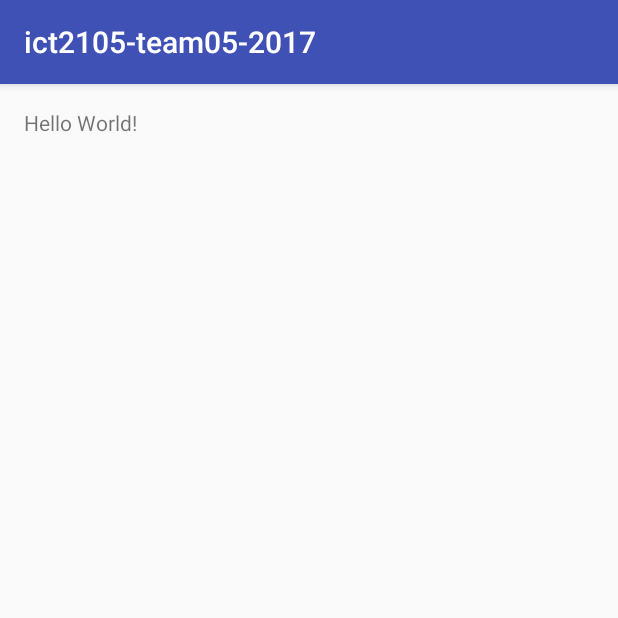
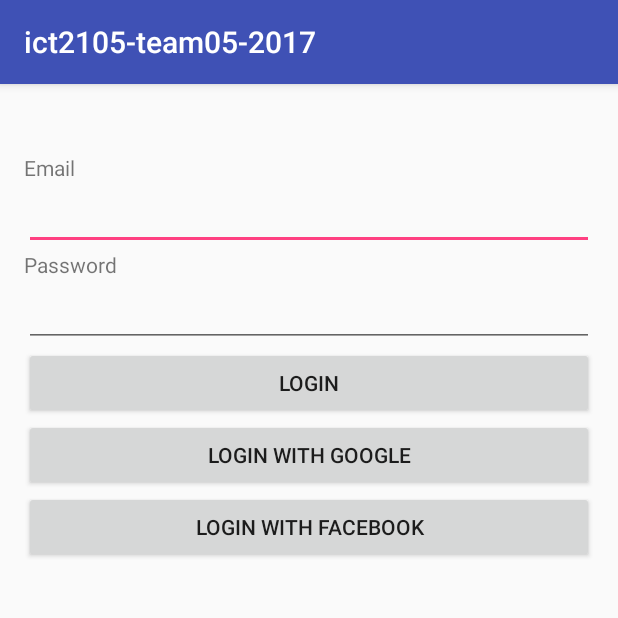
Before and after one commit to Mundiaem/Androidupworkproject, an Android app: the screen it shows after launch (MainActivity before the commit, LoginActivity after it), on a phone screen of 412 x 824 dp, the top half of it. Run offline under Robolectric (Android 15) with nearby library versions, the phone set to English and light mode, and no system bars; our stand-ins replace Firebase (no records; nobody signed in at launch, a user with empty details on screens opened directly).

Commit message:
Firebase Auth  -Email/Password Login  -Google Login Facebook Login Skeleton (missing sdk)

```diff
--- a/app/build.gradle
+++ b/app/build.gradle
@@ -29,6 +29,7 @@ dependencies {
     androidTestCompile('com.android.support.test.espresso:espresso-core:2.2.2', {
         exclude group: 'com.android.support', module: 'support-annotations'
     })
+    compile 'com.google.android.gms:play-services-auth:10.0.1'
     compile 'com.android.support:appcompat-v7:25.1.0'
     compile 'com.google.firebase:firebase-database:10.0.1'
     compile 'com.google.firebase:firebase-messaging:10.0.1'
--- a/app/src/main/AndroidManifest.xml
+++ b/app/src/main/AndroidManifest.xml
@@ -9,9 +9,10 @@
         android:supportsRtl="true"
         android:theme="@style/AppTheme">
         <activity android:name=".MainActivity">
+        </activity>
+        <activity android:name=".LoginActivity">
             <intent-filter>
                 <action android:name="android.intent.action.MAIN" />
-
                 <category android:name="android.intent.category.LAUNCHER" />
             </intent-filter>
         </activity>
--- /dev/null
+++ b/app/src/main/java/com/ict2105_team05_2017/LoginActivity.java
@@ -0,0 +1,172 @@
+package com.ict2105_team05_2017;
+
+import android.app.ProgressDialog;
+import android.content.Intent;
+import android.support.annotation.NonNull;
+import android.support.v7.app.AppCompatActivity;
+import android.os.Bundle;
+import android.util.Log;
+import android.view.View;
+import android.widget.Button;
+import android.widget.EditText;
+import android.widget.Toast;
+
+import com.google.android.gms.auth.api.Auth;
+import com.google.android.gms.auth.api.signin.GoogleSignInAccount;
+import com.google.android.gms.auth.api.signin.GoogleSignInOptions;
+import com.google.android.gms.auth.api.signin.GoogleSignInResult;
+import com.google.android.gms.common.ConnectionResult;
+import com.google.android.gms.common.api.GoogleApiClient;
+import com.google.android.gms.tasks.OnCompleteListener;
+import com.google.android.gms.tasks.Task;
+import com.google.firebase.auth.AuthCredential;
+import com.google.firebase.auth.AuthResult;
+import com.google.firebase.auth.FirebaseAuth;
+import com.google.firebase.auth.FirebaseUser;
+import com.google.firebase.auth.GoogleAuthProvider;
+
+public class LoginActivity extends AppCompatActivity implements
+        GoogleApiClient.OnConnectionFailedListener {
+    private static final String TAG = "LoginActivity";
+    private static final int RC_SIGN_IN = 9001;
+
+    private FirebaseAuth mAuth;
+
+    private EditText editTextEmail;
+    private EditText editTextPassword;
+    private Button buttonLogin;
+    private Button buttonGoogleLogin;
+    private Button buttonFacebookLogin;
+
+    private FirebaseAuth.AuthStateListener mAuthListener;
+    private GoogleApiClient mGoogleApiClient;
+
+    @Override
+    protected void onCreate(Bundle savedInstanceState) {
+        super.onCreate(savedInstanceState);
+        setContentView(R.layout.activity_login);
+
+        mAuth = FirebaseAuth.getInstance();
+
+        editTextEmail = (EditText) findViewById(R.id.editTextEmail);
+        editTextPassword = (EditText) findViewById(R.id.editTextPassword);
+        buttonLogin = (Button) findViewById(R.id.buttonLogin);
+        buttonGoogleLogin = (Button) findViewById(R.id.buttonGoogleLogin);
+        buttonFacebookLogin = (Button) findViewById(R.id.buttonFacebookLogin);
+
+        buttonLogin.setOnClickListener(new View.OnClickListener() {
+            @Override
+            public void onClick(View view) {
+                login();
+            }
+        });
+
+        buttonGoogleLogin.setOnClickListener(new View.OnClickListener() {
+            @Override
+            public void onClick(View view) {
+                google_login();
+            }
+        });
+
+        buttonFacebookLogin.setOnClickListener(new View.OnClickListener() {
+            @Override
+            public void onClick(View view) {
+                facebook_login();
+            }
+        });
+
+        mAuthListener = new FirebaseAuth.AuthStateListener() {
+            @Override
+            public void onAuthStateChanged(@NonNull FirebaseAuth firebaseAuth) {
+                FirebaseUser user = firebaseAuth.getCurrentUser();
+                if (user != null) {
+                    Log.d(TAG, "onAuthStateChanged:signed_in:" + user.getUid());
+                } else {
+                    Log.d(TAG, "onAuthStateChanged:signed_out");
+                }
+            }
+        };
+
+        GoogleSignInOptions gso = new GoogleSignInOptions.Builder(GoogleSignInOptions.DEFAULT_SIGN_IN)
+                .requestIdToken(getString(R.string.default_web_client_id))
+                .requestEmail()
+                .build();
+
+        mGoogleApiClient = new GoogleApiClient.Builder(this)
+                .enableAutoManage(this, this)
+                .addApi(Auth.GOOGLE_SIGN_IN_API, gso)
+                .build();
+
+    }
+
+    @Override
+    public void onActivityResult(int requestCode, int resultCode, Intent data) {
+        super.onActivityResult(requestCode, resultCode, data);
+
+        if (requestCode == RC_SIGN_IN) {
+            GoogleSignInResult result = Auth.GoogleSignInApi.getSignInResultFromIntent(data);
+            if (result.isSuccess()) {
+                GoogleSignInAccount account = result.getSignInAccount();
+                firebaseAuthWithGoogle(account);
+            } else {
+                Toast.makeText(LoginActivity.this, R.string.auth_failed, Toast.LENGTH_SHORT).show();
+            }
+        }
+    }
+
+    @Override
+    public void onConnectionFailed(@NonNull ConnectionResult connectionResult) {
+        Log.d(TAG, "onConnectionFailed:" + connectionResult);
+        Toast.makeText(this, "Google Play Services error.", Toast.LENGTH_SHORT).show();
+    }
+
+    private void login() {
+        String email = editTextEmail.getText().toString().trim();
+        String password = editTextPassword.getText().toString().trim();
+
+        mAuth.signInWithEmailAndPassword(email, password).addOnCompleteListener(new OnCompleteListener<AuthResult>() {
+            @Override
+            public void onComplete(@NonNull Task<AuthResult> task) {
+                Log.d(TAG, "signInWithEmail:onComplete:" + task.isSuccessful());
+
+                if (!task.isSuccessful()) {
+                    Toast.makeText(LoginActivity.this, R.string.auth_failed, Toast.LENGTH_SHORT).show();
+                }
+            }
+        });
+    }
+
+    private void google_login() {
+        Intent signInIntent = Auth.GoogleSignInApi.getSignInIntent(mGoogleApiClient);
+        startActivityForResult(signInIntent, RC_SIGN_IN);
+    }
+
+    private void facebook_login() {
+
+    }
+
+    private void firebaseAuthWithGoogle(GoogleSignInAccount acct) {
+        Log.d(TAG, "firebaseAuthWithGoogle:" + acct.getId());
+
+        final ProgressDialog progressdialog = new ProgressDialog(LoginActivity.this);
+        progressdialog.setMessage("Please Wait....");
+        progressdialog.show();
+
+        AuthCredential credential = GoogleAuthProvider.getCredential(acct.getIdToken(), null);
+        mAuth.signInWithCredential(credential)
+                .addOnCompleteListener(this, new OnCompleteListener<AuthResult>() {
+                    @Override
+                    public void onComplete(@NonNull Task<AuthResult> task) {
+                        Log.d(TAG, "signInWithCredential:onComplete:" + task.isSuccessful());
+
+                        if (!task.isSuccessful()) {
+                            Log.w(TAG, "signInWithCredential", task.getException());
+                            Toast.makeText(LoginActivity.this, "Authentication failed.",
+                                    Toast.LENGTH_SHORT).show();
+                        }
+
+                        progressdialog.hide();
+                    }
+                });
+    }
+}
--- /dev/null
+++ b/app/src/main/res/layout/activity_login.xml
@@ -0,0 +1,63 @@
+<?xml version="1.0" encoding="utf-8"?>
+<RelativeLayout xmlns:android="http://schemas.android.com/apk/res/android"
+    xmlns:tools="http://schemas.android.com/tools"
+    android:id="@+id/activity_login"
+    android:layout_width="match_parent"
+    android:layout_height="match_parent"
+    android:paddingBottom="@dimen/activity_vertical_margin"
+    android:paddingLeft="@dimen/activity_horizontal_margin"
+    android:paddingRight="@dimen/activity_horizontal_margin"
+    android:paddingTop="@dimen/activity_vertical_margin"
+    tools:context="com.ict2105_team05_2017.LoginActivity">
+
+    <LinearLayout
+        android:layout_width="match_parent"
+        android:layout_height="match_parent"
+        android:orientation="vertical"
+        android:layout_alignParentTop="true"
+        android:layout_alignParentStart="true">
+
+        <TextView
+            android:layout_marginTop="30dp"
+            android:text="Email"
+            android:layout_width="wrap_content"
+            android:layout_height="wrap_content" />
+
+       <EditText
+           android:id="@+id/editTextEmail"
+           android:layout_width="match_parent"
+           android:layout_height="wrap_content"
+           android:inputType="textEmailAddress"
+           android:ems="10" />
+
+        <TextView
+            android:text="Password"
+            android:layout_width="wrap_content"
+            android:layout_height="wrap_content" />
+        <EditText
+            android:layout_width="match_parent"
+            android:layout_height="wrap_content"
+            android:inputType="textPassword"
+            android:ems="10"
+            android:id="@+id/editTextPassword" />
+
+        <Button
+            android:layout_width="match_parent"
+            android:layout_height="wrap_content"
+            android:text="Login"
+            android:id="@+id/buttonLogin"/>
+
+        <Button
+            android:layout_width="match_parent"
+            android:layout_height="wrap_content"
+            android:text="Login with Google"
+            android:id="@+id/buttonGoogleLogin"/>
+
+        <Button
+            android:layout_width="match_parent"
+            android:layout_height="wrap_content"
+            android:text="Login with Facebook"
+            android:id="@+id/buttonFacebookLogin"/>
+
+    </LinearLayout>
+</RelativeLayout>
--- a/app/src/main/res/values/strings.xml
+++ b/app/src/main/res/values/strings.xml
@@ -1,3 +1,4 @@
 <resources>
     <string name="app_name">ict2105-team05-2017</string>
+    <string name="auth_failed">Login Failed</string>
 </resources>
```
